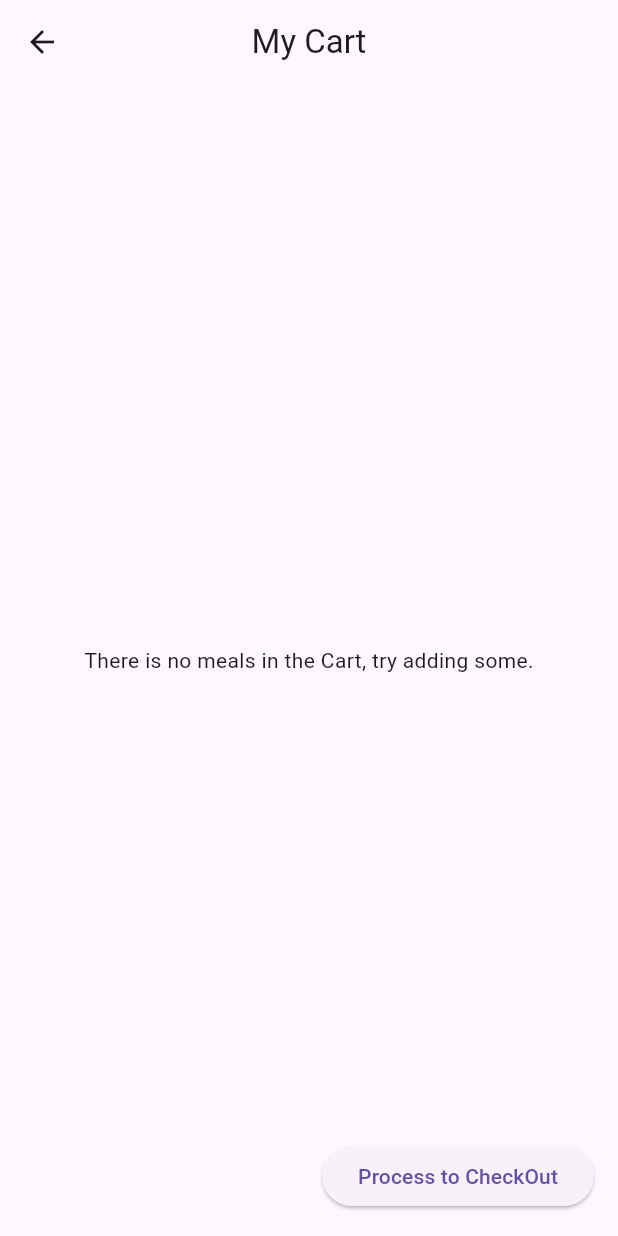
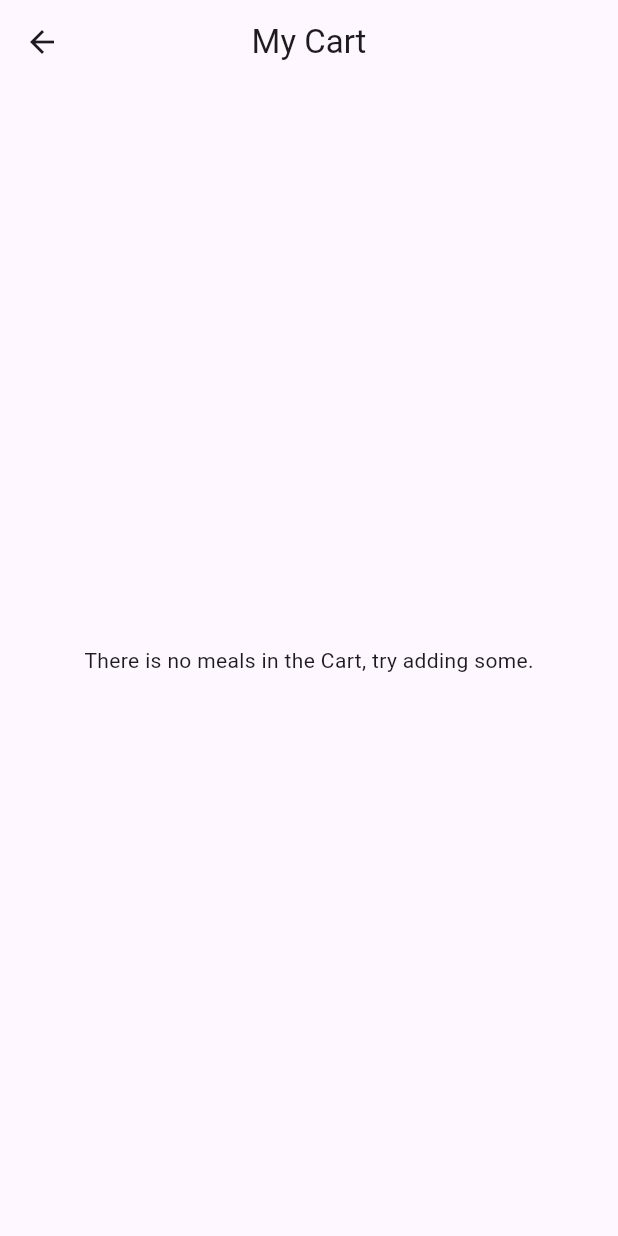
Before and after one commit to bishoyabdmariam/Meals-App, a Flutter app: the CartScreen screen opened directly, on a phone screen of 412 x 824 dp. Run offline on Flutter 3.47's test engine with Material 3 defaults, Android fonts, the phone set to English and light mode, and no system bars; our stand-ins replace dio, get, youtube_player_flutter; missing offline and left inert: country_flags.

Commit message:
video ready to proceed

```diff
--- a/lib/Screens/CartScreen.dart
+++ b/lib/Screens/CartScreen.dart
@@ -15,11 +15,11 @@ class _CartScreenState extends State<CartScreen> {
 
   @override
   Widget build(BuildContext context) {
-    return Scaffold(
+    return Scaffold(/*
       floatingActionButton: ElevatedButton(
         onPressed: (){},
         child: const Text("Process to CheckOut"),
-      ),
+      ),*/
       appBar: AppBar(
         title: const Text('My Cart'),
         centerTitle: true,
```
